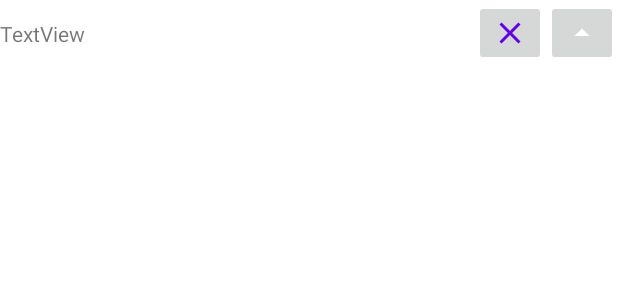
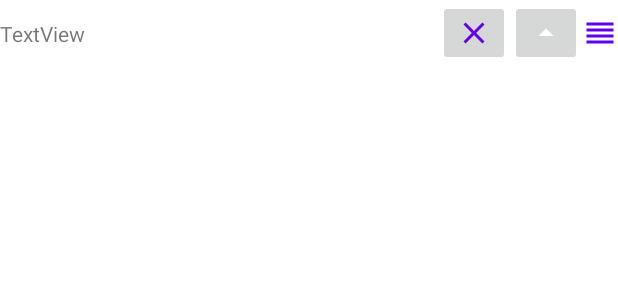
Before and after one commit to moutyque/Liste-courses, an Android app: the layout item_department_param.xml on its own in the app's theme, with its tools: preview values and no code run, on a phone screen of 412 x 824 dp. Shown: the top 300 px of the screen. Run offline under Robolectric (Android 15) with nearby library versions, the phone set to English and light mode, and no system bars.

Commit message:
Add move items & departments in param view Issue with move of items => Not smooth

```diff
--- a/app/src/main/java/small/app/liste_courses/adapters/listeners/ItemsDropListener.kt
+++ b/app/src/main/java/small/app/liste_courses/adapters/listeners/ItemsDropListener.kt
@@ -6,7 +6,6 @@ import android.view.View
 import small.app.liste_courses.adapters.ItemsAdapter
 import small.app.liste_courses.models.Department
 import small.app.liste_courses.models.DragItem
-import small.app.liste_courses.objects.Utils
 
 class ItemsDropListener(private val itemsAdapter: ItemsAdapter, private val dep: Department) :
     View.OnDragListener {
@@ -21,8 +20,8 @@ class ItemsDropListener(private val itemsAdapter: ItemsAdapter, private val dep:
                     Log.d("DAdapter", "Dropped ${droppedItem.item.name}")
 
                     dep.classify(droppedItem.item)
-                    Utils.saveItem(droppedItem.item)
-                    Utils.saveDepartment(dep)
+                    /* Utils.saveItem(droppedItem.item)
+                     Utils.saveDepartment(dep)*/
 
                 }
                 return true
--- a/app/src/main/res/layout/item_department_param.xml
+++ b/app/src/main/res/layout/item_department_param.xml
@@ -4,6 +4,11 @@
     xmlns:tools="http://schemas.android.com/tools"
     android:layout_width="match_parent"
     android:layout_height="wrap_content">
+
+    <LinearLayout
+        android:layout_width="match_parent"
+        android:layout_height="match_parent"
+        android:orientation="vertical"></LinearLayout>
 
     <androidx.constraintlayout.widget.ConstraintLayout
         android:id="@+id/constraintLayout"
@@ -52,14 +57,27 @@
                 android:visibility="gone"
                 app:srcCompat="@drawable/ic_expand"
                 tools:visibility="visible" />
+
+            <ImageView
+                android:id="@+id/iv_reorder"
+                android:layout_width="wrap_content"
+                android:layout_height="match_parent"
+                android:layout_weight="1"
+                app:srcCompat="@drawable/ic_reorder" />
         </LinearLayout>
     </androidx.constraintlayout.widget.ConstraintLayout>
 
-    <androidx.recyclerview.widget.RecyclerView
-        android:id="@+id/rv_items"
+    <LinearLayout
         android:layout_width="match_parent"
-        android:layout_height="wrap_content"
+        android:layout_height="match_parent"
+        android:orientation="vertical"
         app:layout_constraintEnd_toEndOf="parent"
         app:layout_constraintStart_toStartOf="parent"
-        app:layout_constraintTop_toBottomOf="@+id/constraintLayout" />
+        app:layout_constraintTop_toBottomOf="@+id/constraintLayout">
+
+        <androidx.recyclerview.widget.RecyclerView
+            android:id="@+id/rv_items"
+            android:layout_width="match_parent"
+            android:layout_height="wrap_content" />
+    </LinearLayout>
 </androidx.constraintlayout.widget.ConstraintLayout>
--- a/app/src/main/res/navigation/nav.xml
+++ b/app/src/main/res/navigation/nav.xml
@@ -9,5 +9,5 @@
         android:id="@+id/mainFragment"
         android:name="small.app.liste_courses.fragments.ListFragment"
         android:label="fragment_main"
-        tools:layout="@layout/fragment_main" />
+        tools:layout="@layout/fragment_list" />
 </navigation>
```
Also changed, not shown: app/src/main/java/small/app/liste_courses/adapters/DepartmentItemsAdapter.kt (+33 -5 lines), app/src/main/java/small/app/liste_courses/adapters/DepartmentsAbstractAdapter.kt (+17 -4 lines), app/src/main/java/small/app/liste_courses/adapters/DepartmentsParamsAdapter.kt (+31 -3 lines), app/src/main/java/small/app/liste_courses/adapters/ItemsAdapter.kt (+25 -3 lines), app/src/main/java/small/app/liste_courses/callback/IMovableAdapter.kt (added, +12 -0 lines), app/src/main/java/small/app/liste_courses/callback/SimpleItemTouchHelperCallback.kt (+11 -12 lines), app/src/main/java/small/app/liste_courses/fragments/ListFragment.kt (+7 -6 lines), app/src/main/java/small/app/liste_courses/fragments/ParamsFragment.kt (+7 -6 lines), app/src/main/java/small/app/liste_courses/adapters/UnclassifiedItemsAdapter.kt (line endings or trailing spaces), app/src/main/res/layout/fragment_list.xml (renamed from app/src/main/res/layout/fragment_main.xml).
